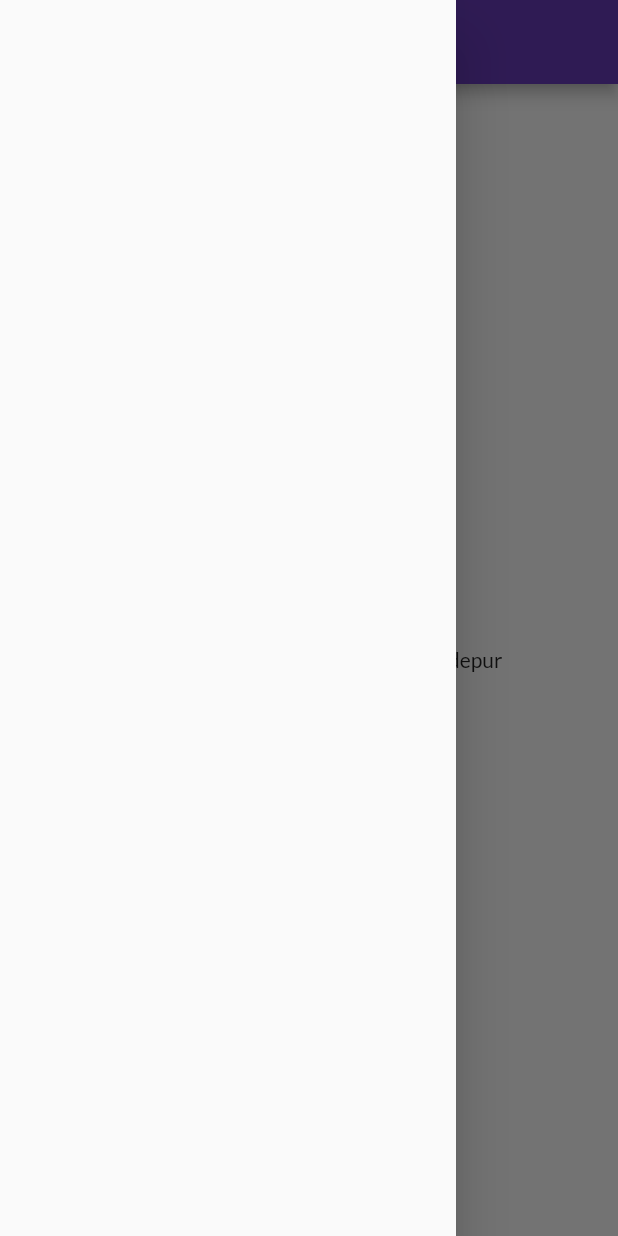
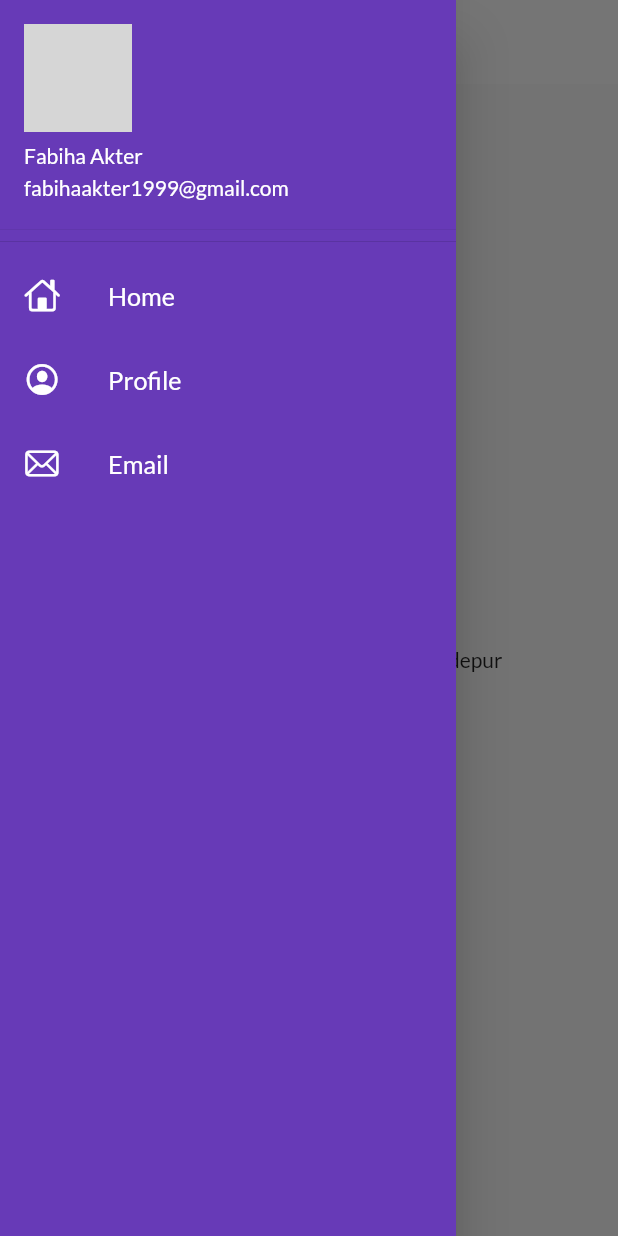
Before and after one commit to FabiTanu/DaysOfFlutter, a Flutter app: the HomePage screen opened by its route, with the side drawer open, on a phone screen of 412 x 824 dp. Run offline on Flutter 3.47's test engine with Material 2 defaults, Android fonts, the phone set to English and light mode, and no system bars; our stand-ins replace google_fonts; network calls fail; grey boxes are pictures that could not be loaded.

Commit message:
theme commit

```diff
--- a/lib/pages/home_page.dart
+++ b/lib/pages/home_page.dart
@@ -1,23 +1,29 @@
 import 'package:flutter/material.dart';
 
+import '../widgets/drawer.dart';
+
 class HomePage extends StatelessWidget {
-  const HomePage({super.key});
+  final int days = 30;
+  final String name = "Codepur";
 
   @override
   Widget build(BuildContext context) {
-
-    final int days = 30;
-    final String name = "Codepur";
     return  Scaffold(
       appBar: AppBar(
-        title: Text("Catalog"),
+        // backgroundColor: Colors.white,
+        // elevation: 0.0,
+        // iconTheme: IconThemeData(color: Colors.black),
+        title: Text("Catalog App",
+        style: TextStyle(
+           color: Colors.black),
+           ),
       ),
         body: Center(
           child: Container(
             child: Text("Welcome to $days days of Flutter by $name"),
           ),
         ),
-        drawer: Drawer(),
+        drawer: MyDrawer(),
       );
   }
 }
--- /dev/null
+++ b/lib/widgets/drawer.dart
@@ -0,0 +1,69 @@
+// ignore_for_file: unused_local_variable
+
+import 'package:flutter/cupertino.dart';
+import 'package:flutter/material.dart';
+
+class MyDrawer extends StatelessWidget {
+  const MyDrawer({super.key});
+
+  @override
+  Widget build(BuildContext context) {
+    final imageUrl =
+        "https://cdn.britannica.com/76/114776-050-378B4E5B/Provincial-Parliament-Buildings-Victoria-Canada-British-Columbia.jpg";
+    // ignore: prefer_const_constructors
+    return Drawer(
+      child: Container(
+        color: Colors.deepPurple,
+        child: ListView(
+          padding: EdgeInsets.zero,
+          children: [
+            DrawerHeader(
+                padding: EdgeInsets.zero,
+                child: UserAccountsDrawerHeader(
+                  //margin: EdgeInsets.zero,
+                  //decoration: BoxDecoration(color: Colors.red),
+                  accountName: Text("Fabiha Akter"),
+                  accountEmail: Text("fabihaakter1999@gmail.com"),
+                  currentAccountPicture:
+                      CircleAvatar(backgroundImage: NetworkImage(imageUrl)),
+                  //currentAccountPicture: Image.network(imageUrl),
+                )),
+            ListTile(
+              leading: Icon(
+                CupertinoIcons.home,
+                color: Colors.white,
+              ),
+              title: Text(
+                "Home",
+                textScaleFactor: 1.2,
+                style: TextStyle(color: Colors.white),
+              ),
+            ),
+            ListTile(
+              leading: Icon(
+                CupertinoIcons.profile_circled,
+                color: Colors.white,
+              ),
+              title: Text(
+                "Profile",
+                textScaleFactor: 1.2,
+                style: TextStyle(color: Colors.white),
+              ),
+            ),
+            ListTile(
+              leading: Icon(
+                CupertinoIcons.mail,
+                color: Colors.white,
+              ),
+              title: Text(
+                "Email",
+                textScaleFactor: 1.2,
+                style: TextStyle(color: Colors.white),
+              ),
+            )
+          ],
+        ),
+      ),
+    );
+  }
+}
--- /dev/null
+++ b/lib/widgets/themes.dart
@@ -0,0 +1,21 @@
+import 'package:flutter/material.dart';
+import 'package:google_fonts/google_fonts.dart';
+
+class MyTheme {
+  static ThemeData lightTheme(BuildContext context) => ThemeData(
+        primarySwatch: Colors.deepPurple,
+        fontFamily: GoogleFonts.lato().fontFamily,
+        appBarTheme: AppBarTheme(
+          color: Colors.white,
+          elevation: 0.0,
+          iconTheme: IconThemeData(color: Colors.black),
+          // ignore: deprecated_member_use
+          textTheme: Theme.of(context).textTheme,
+        ),
+      );
+
+  static ThemeData darkTheme(BuildContext context) => ThemeData(
+        brightness: Brightness.dark,
+
+      );
+}
```
Also changed, not shown: lib/main.dart (+5 -8 lines), lib/pages/login.dart (+49 -15 lines).
